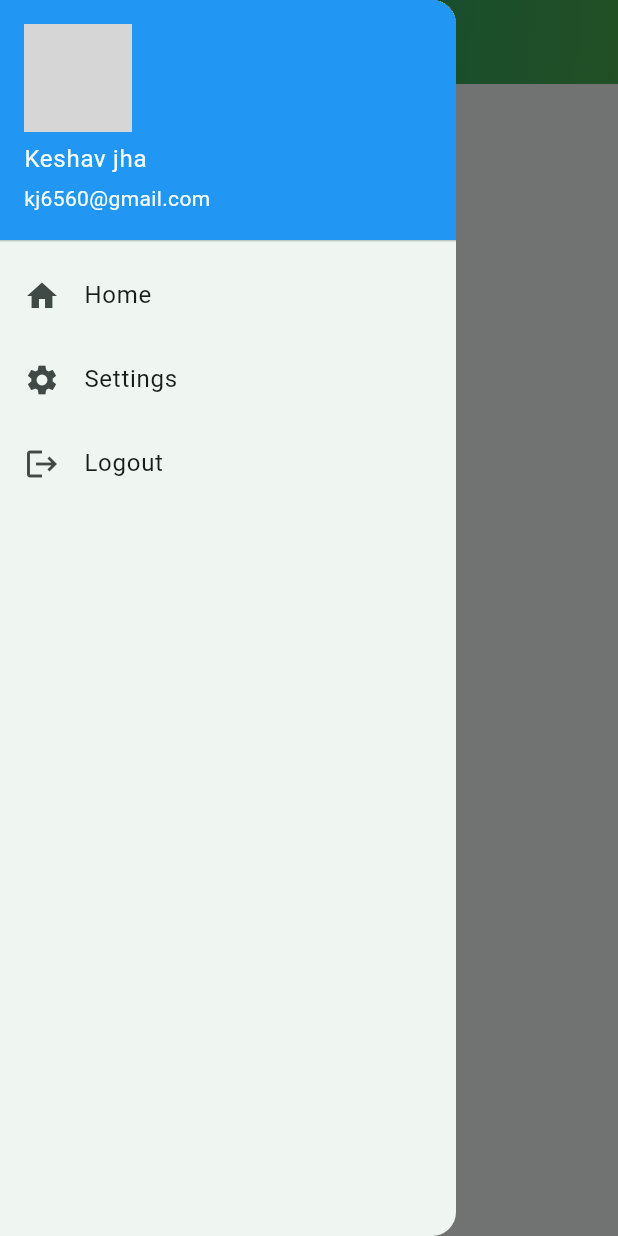
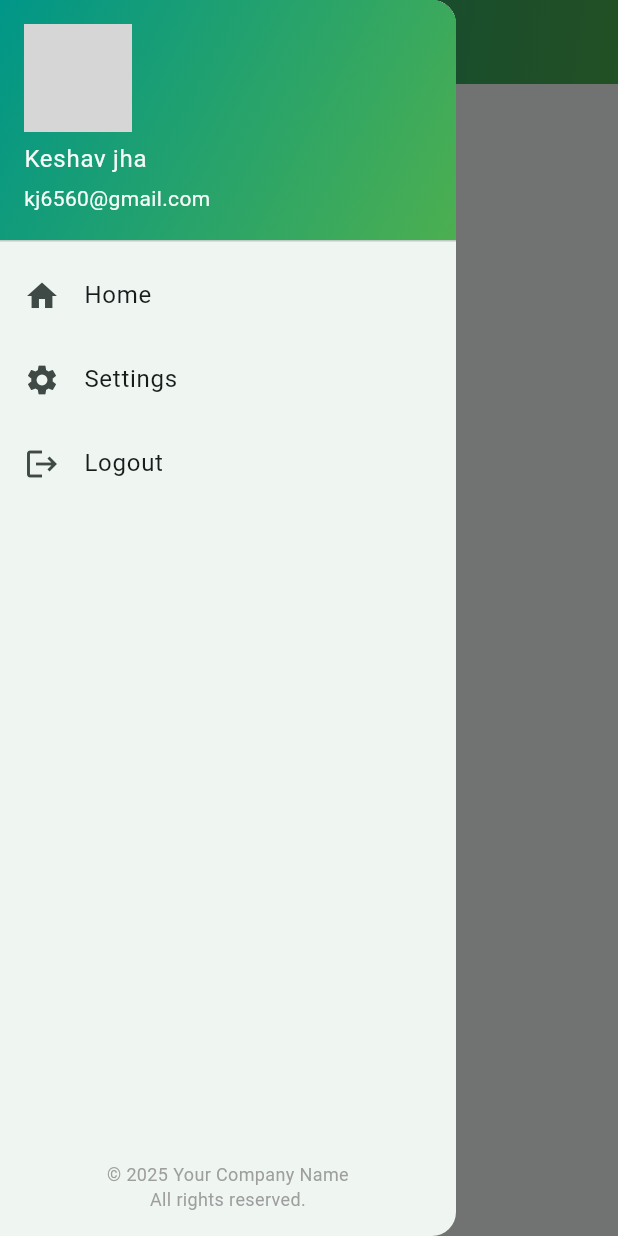
Before and after one commit to kj6560/swiftsell, a Flutter app: the BaseScaffold screen opened directly, with the side drawer open, on a phone screen of 412 x 824 dp. Run offline on Flutter 3.47's test engine with Material 3 defaults, Android fonts, the phone set to English and light mode, and no system bars; our stand-ins replace connectivity_plus, email_validator, flutter_cache_manager, get, get_storage, image_picker and 3 more; accounts and stored records are empty; network calls fail; Roboto replaces fonts that are missing (Billions); grey boxes are pictures that could not be loaded.

Commit message:
added login,drawer, base scaffold

```diff
--- a/lib/widgets/custom_drawer.dart
+++ b/lib/widgets/custom_drawer.dart
@@ -1,5 +1,6 @@
 import 'package:flutter/material.dart';
 import 'package:get/get.dart';
+import 'package:get/get_core/src/get_main.dart';
 
 class CustomDrawer extends StatelessWidget {
   final String userName;
@@ -16,17 +17,28 @@ class CustomDrawer extends StatelessWidget {
   @override
   Widget build(BuildContext context) {
     return Drawer(
-      child: ListView(
-        padding: EdgeInsets.zero,
+      child: Column(
         children: [
+          // Drawer header with gradient background
           UserAccountsDrawerHeader(
             accountName: Text(userName),
             accountEmail: Text(email),
             currentAccountPicture: CircleAvatar(
               backgroundImage: NetworkImage(profileImageUrl),
             ),
-            decoration: const BoxDecoration(color: Colors.blue),
+            decoration: BoxDecoration(
+              gradient: LinearGradient(
+                colors: [Colors.teal, Colors.green], // Teal to green gradient
+                begin: Alignment.topLeft,
+                end: Alignment.bottomRight,
               ),
+            ),
+          ),
+          // Drawer menu items
+          Expanded(
+            child: ListView(
+              padding: EdgeInsets.zero,
+              children: [
                 ListTile(
                   leading: const Icon(Icons.home),
                   title: const Text('Home'),
@@ -47,6 +59,24 @@ class CustomDrawer extends StatelessWidget {
                 ),
               ],
             ),
+          ),
+          // Company declaration fixed at the bottom
+          Padding(
+            padding: const EdgeInsets.all(16.0),
+            child: Align(
+              alignment: Alignment.bottomCenter,
+              child: Text(
+                '© 2025 Your Company Name\nAll rights reserved.',
+                textAlign: TextAlign.center,
+                style: TextStyle(
+                  fontSize: 12,
+                  color: Colors.grey,
+                ),
+              ),
+            ),
+          ),
+        ],
+      ),
     );
   }
 }
```
Lines whose indentation alone changed are shown as unchanged.
